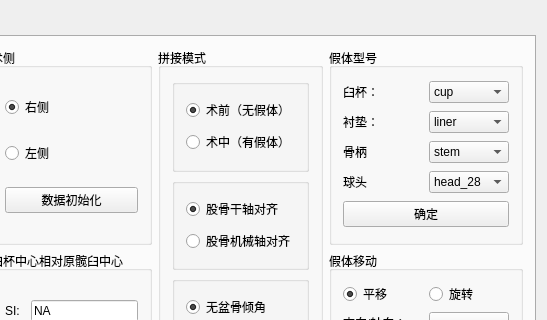
Above: Plugins/org.mitk.lancet.hipplanning/src/internal/THAPlanningControls.ui from zhaomengxiao/LancetMITK-Adition before the change; both pictures show x 316 to 863 and y 0 to 320 of the 863 by 808 pixel window. Below: the same form after it.
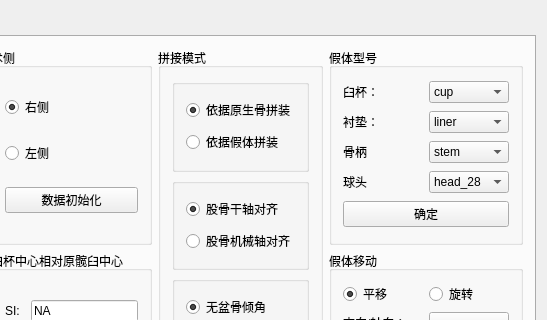
That is the form after the change.

Commit message:
Feature: bone reduction optimization
the implants will always follow the bones even if the reduction  changes from native bone mode to implant mode

```diff
--- a/Plugins/org.mitk.lancet.hipplanning/src/internal/THAPlanningControls.ui
+++ b/Plugins/org.mitk.lancet.hipplanning/src/internal/THAPlanningControls.ui
@@ -1144,7 +1144,7 @@
                     <enum>Qt::DefaultContextMenu</enum>
                    </property>
                    <property name="text">
-                    <string>术前（无假体）</string>
+                    <string>依据原生骨拼装</string>
                    </property>
                    <property name="checked">
                     <bool>true</bool>
@@ -1154,7 +1154,7 @@
                  <item row="1" column="0">
                   <widget class="QRadioButton" name="radioButton_demoIntrop">
                    <property name="text">
-                    <string>术中（有假体）</string>
+                    <string>依据假体拼装</string>
                    </property>
                   </widget>
                  </item>
```
The commit also changes 1 other file.
